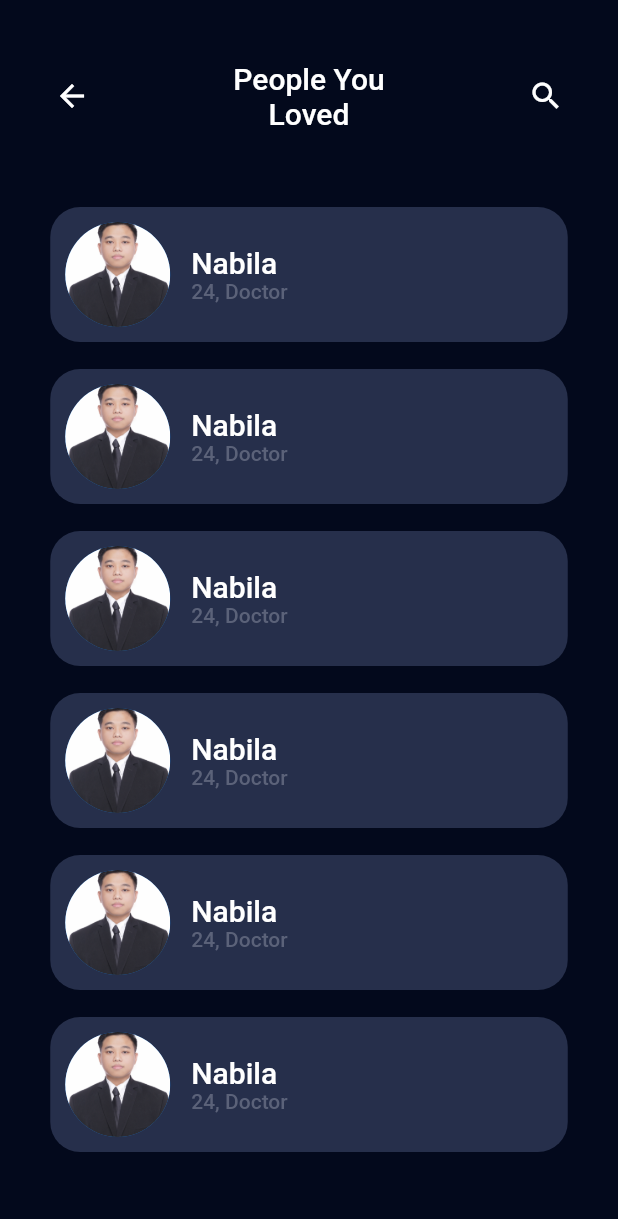
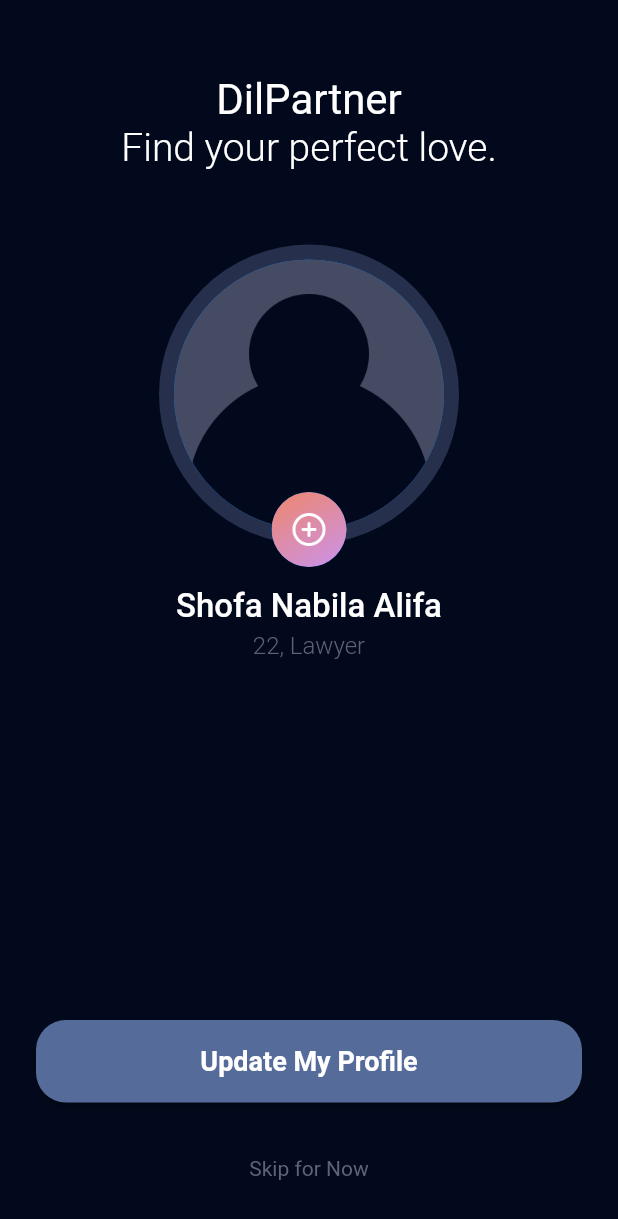
Before and after one commit to fadillaoegi/Dil-partner, a Flutter app: the screen it shows after launch, on a phone screen of 412 x 824 dp. Shown: the top 1219 px of the screen. Run offline on Flutter 3.47's test engine with Material 2 defaults, Android fonts, the phone set to English and light mode, and no system bars; our stand-ins replace google_fonts; Roboto replaces fonts that are missing (Dosis, Satisfy).

Commit message:
Update Slicing Upload ProfilePhoto Screen

```diff
--- a/lib/routes/route.dart
+++ b/lib/routes/route.dart
@@ -3,6 +3,7 @@ class DilPartnerRoute {
   static String splashScreen = '$root/splashScreen';
   static String signUpScreen = '$root/signUpScreen';
   static String signInScreen = '$root/signInScreen';
+  static String uploadScreen = '$root/uploadScreen';
   static String profileScreen = '$root/profileScreen';
   static String listContactScreen = '$root/listContactScreen';
 }
--- a/lib/screens/list_contact_screen.dart
+++ b/lib/screens/list_contact_screen.dart
@@ -1,4 +1,3 @@
-import 'package:dilpartner/styles/asset_manager.dart';
 import 'package:dilpartner/styles/colors.dart';
 import 'package:dilpartner/styles/fonts.dart';
 import 'package:dilpartner/widgets/contact_widget.dart';
@@ -51,16 +50,26 @@ class _ListContactScreenState extends State<ListContactScreen> {
               ),
 
               // NOTE: List Contact
-              const Contact(),
-              const Contact(),
-              const Contact(),
-              const Contact(),
-              const Contact(),
-              const Contact(),
-              const Contact(),
-              const Contact(),
-              const Contact(),
-              const Contact(),
+              Contact(
+                nameContact: "Shofa",
+                subContact: "24, Teacher",
+              ),
+              Contact(
+                nameContact: "Nabila",
+                subContact: "24, Teacher",
+              ),
+              Contact(
+                nameContact: "Alifa",
+                subContact: "24, Teacher",
+              ),
+              Contact(
+                nameContact: "Fadil",
+                subContact: "24, Programmer",
+              ),
+              Contact(
+                nameContact: "Oom",
+                subContact: "24, Programmer",
+              ),
             ],
           ),
         ),
--- a/lib/screens/signin_screen.dart
+++ b/lib/screens/signin_screen.dart
@@ -8,7 +8,6 @@ import 'package:flutter/material.dart';
 
 class SigninScreen extends StatefulWidget {
   const SigninScreen({super.key});
-
   @override
   State<SigninScreen> createState() => _SigninScreenState();
 }
--- /dev/null
+++ b/lib/screens/upload_photo_screen.dart
@@ -0,0 +1,73 @@
+import 'package:dilpartner/styles/asset_manager.dart';
+import 'package:dilpartner/styles/fonts.dart';
+import 'package:dilpartner/widgets/button_default_widget.dart';
+import 'package:dilpartner/widgets/header_logo.dart';
+import 'package:dilpartner/widgets/upload_photo_widget.dart';
+import 'package:flutter/material.dart';
+
+class UploadPhotoScreen extends StatefulWidget {
+  const UploadPhotoScreen({super.key});
+
+  @override
+  State<UploadPhotoScreen> createState() => _UploadPhotoScreenState();
+}
+
+class _UploadPhotoScreenState extends State<UploadPhotoScreen> {
+  @override
+  Widget build(BuildContext context) {
+    return Scaffold(
+      body: Container(
+        margin: const EdgeInsets.symmetric(horizontal: 24.0),
+        height: MediaQuery.sizeOf(context).height,
+        width: MediaQuery.sizeOf(context).width,
+        child: Column(
+          crossAxisAlignment: CrossAxisAlignment.center,
+          children: [
+            const SizedBox(
+              height: 50.0,
+            ),
+            const HeaderLogo(),
+            const SizedBox(
+              height: 50.0,
+            ),
+            UploadPhotoWidget(
+              image: "${DilAssetManager.asset}/profile_icon.png",
+            ),
+            const SizedBox(
+              height: 28.0,
+            ),
+            Text(
+              "Shofa Nabila Alifa",
+              style: white500.copyWith(fontSize: 22.0),
+            ),
+            const SizedBox(
+              height: 4.0,
+            ),
+            Text(
+              "22, Lawyer",
+              style: grey300.copyWith(fontSize: 16.0),
+            ),
+            const SizedBox(
+              height: 240.0,
+            ),
+            ButtonDefault(
+              onPress: () {},
+              text: "Update My Profile",
+            ),
+            const SizedBox(
+              height: 20.0,
+            ),
+            TextButton(
+              onPressed: () {},
+              // ignore: sort_child_properties_last
+              child: Text(
+                "Skip for Now",
+                style: grey400.copyWith(fontSize: 14.0),
+              ),
+            )
+          ],
+        ),
+      ),
+    );
+  }
+}
--- a/lib/utils/app_screen.dart
+++ b/lib/utils/app_screen.dart
@@ -3,6 +3,7 @@ import 'package:dilpartner/screens/list_contact_screen.dart';
 import 'package:dilpartner/screens/signin_screen.dart';
 import 'package:dilpartner/screens/signup_screen.dart';
 import 'package:dilpartner/screens/splash_screen.dart';
+import 'package:dilpartner/screens/upload_photo_screen.dart';
 import 'package:dilpartner/styles/theme_default.dart';
 import 'package:flutter/material.dart';
 
@@ -16,13 +17,14 @@ class AppScreen extends StatelessWidget {
     return MaterialApp(
       theme: getThemeDefault(),
       debugShowCheckedModeBanner: false,
-      initialRoute: DilPartnerRoute.listContactScreen,
+      initialRoute: DilPartnerRoute.uploadScreen,
       routes: {
         DilPartnerRoute.splashScreen: (context) => const SplashScreen(),
         DilPartnerRoute.signUpScreen: (context) => const SignUpScreen(),
         DilPartnerRoute.signInScreen: (context) => const SigninScreen(),
         DilPartnerRoute.listContactScreen: (context) =>
             const ListContactScreen(),
+        DilPartnerRoute.uploadScreen: (context) => const UploadPhotoScreen(),
       },
     );
   }
--- a/lib/widgets/contact_widget.dart
+++ b/lib/widgets/contact_widget.dart
@@ -3,12 +3,18 @@ import 'package:dilpartner/styles/colors.dart';
 import 'package:dilpartner/styles/fonts.dart';
 import 'package:flutter/material.dart';
 
+// ignore: must_be_immutable
 class Contact extends StatelessWidget {
-  const Contact({super.key});
+  String? nameContact;
+  String? subContact;
+
+  Contact({super.key, this.nameContact, this.subContact});
 
   @override
   Widget build(BuildContext context) {
-    return Container(
+    return InkWell(
+      onTap: () {},
+      child: Container(
         padding: const EdgeInsets.all(10.0),
         margin: const EdgeInsets.only(top: 18.0),
         width: 345.0,
@@ -23,8 +29,8 @@ class Contact extends StatelessWidget {
               height: 70.0,
               width: 70.0,
               child: CircleAvatar(
-              backgroundImage:
-                  AssetImage("${DilAssetManager.asset}/me_image.png"),
+                backgroundImage: AssetImage(
+                    "${DilAssetManager.asset}/people_love1_image.png"),
               ),
             ),
             const SizedBox(
@@ -35,17 +41,23 @@ class Contact extends StatelessWidget {
               mainAxisAlignment: MainAxisAlignment.center,
               children: [
                 Text(
-                "Nabila",
+                  nameContact!,
+                  // "Nabila",
                   style: white500.copyWith(fontSize: 20.0),
                 ),
+                const SizedBox(
+                  height: 6.0,
+                ),
                 Text(
-                "24, Doctor",
+                  subContact!,
+                  // "24, Doctor",
                   style: grey500.copyWith(fontSize: 14.0),
                 )
               ],
             )
           ],
         ),
+      ),
     );
   }
 }
--- /dev/null
+++ b/lib/widgets/upload_photo_widget.dart
@@ -0,0 +1,47 @@
+import 'package:dilpartner/styles/asset_manager.dart';
+import 'package:dilpartner/styles/colors.dart';
+import 'package:flutter/material.dart';
+
+// ignore: must_be_immutable
+class UploadPhotoWidget extends StatelessWidget {
+  String? image;
+  UploadPhotoWidget({super.key, this.image});
+
+  @override
+  Widget build(BuildContext context) {
+    return Stack(
+      alignment: Alignment.bottomCenter,
+      clipBehavior: Clip.none,
+      children: [
+        Container(
+          width: 200.0,
+          height: 200.0,
+          padding: const EdgeInsets.all(10.0),
+          decoration: const BoxDecoration(
+            color: DilPartnerColor.cardColor,
+            shape: BoxShape.circle,
+          ),
+          child: CircleAvatar(
+            backgroundImage: AssetImage(
+              // "${DilAssetManager.asset}/profile_icon.png",
+              image!,
+            ),
+          ),
+        ),
+        Positioned(
+          bottom: -15,
+          child: InkWell(
+            onTap: () {},
+            child: SizedBox(
+              height: 50.0,
+              width: 50.0,
+              child: CircleAvatar(
+                  backgroundImage: AssetImage(
+                      "${DilAssetManager.asset}/icon_add_color.png")),
+            ),
+          ),
+        ),
+      ],
+    );
+  }
+}
```
Lines whose indentation alone changed are shown as unchanged.
